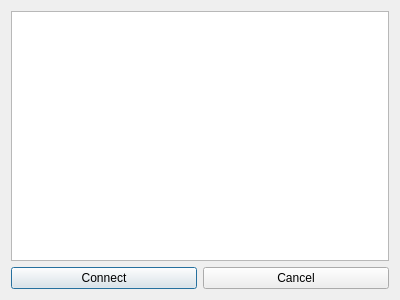
robozman/pymumblegui, file connect_dialog.ui: the form before one commit.
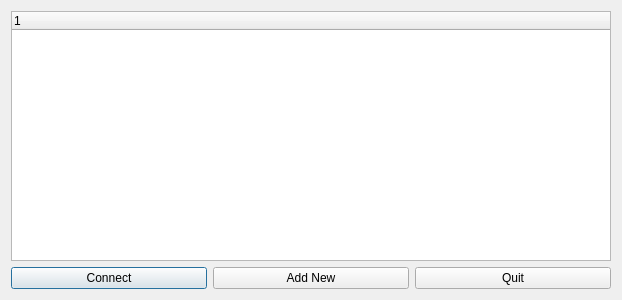
The form after the commit.

The edit to the form file:
```diff
--- a/connect_dialog.ui
+++ b/connect_dialog.ui
@@ -14,6 +14,24 @@
    <string>Dialog</string>
   </property>
   <layout class="QGridLayout" name="gridLayout">
+   <item row="0" column="0">
+    <widget class="QTreeWidget" name="treeWidget">
+     <property name="minimumSize">
+      <size>
+       <width>600</width>
+       <height>0</height>
+      </size>
+     </property>
+     <property name="headerHidden">
+      <bool>false</bool>
+     </property>
+     <column>
+      <property name="text">
+       <string notr="true">1</string>
+      </property>
+     </column>
+    </widget>
+   </item>
    <item row="1" column="0">
     <layout class="QVBoxLayout" name="verticalLayout">
      <item>
@@ -28,7 +46,14 @@
        <item>
         <widget class="QPushButton" name="pushButton">
          <property name="text">
-          <string>Cancel</string>
+          <string>Add New</string>
+         </property>
+        </widget>
+       </item>
+       <item>
+        <widget class="QPushButton" name="quit_button">
+         <property name="text">
+          <string>Quit</string>
          </property>
         </widget>
        </item>
@@ -36,9 +61,6 @@
      </item>
     </layout>
    </item>
-   <item row="0" column="0">
-    <widget class="QTableView" name="tableView"/>
-   </item>
   </layout>
  </widget>
  <resources/>
```
Left out of the diff: 4 changed lines with no effect on the pictures.
